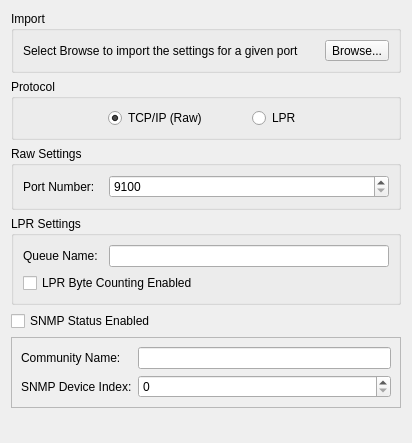
Before: the Qt Designer form src/apps/mvvm-folders/printers/tcpprinterportwidget.ui in august-alt/policy-preferences-editor-prototype, drawn with Qt 5.
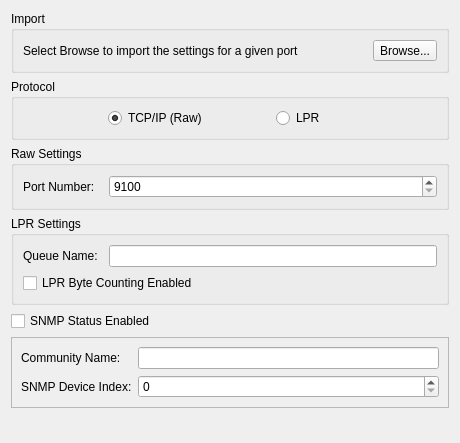
After: the same form once the commit is applied.

What changed in the file:
```diff
--- a/src/apps/mvvm-folders/printers/tcpprinterportwidget.ui
+++ b/src/apps/mvvm-folders/printers/tcpprinterportwidget.ui
@@ -6,7 +6,7 @@
    <rect>
     <x>0</x>
     <y>0</y>
-    <width>412</width>
+    <width>460</width>
     <height>443</height>
    </rect>
   </property>
```
Left out of the diff: 10 changed lines with no effect on the pictures.
